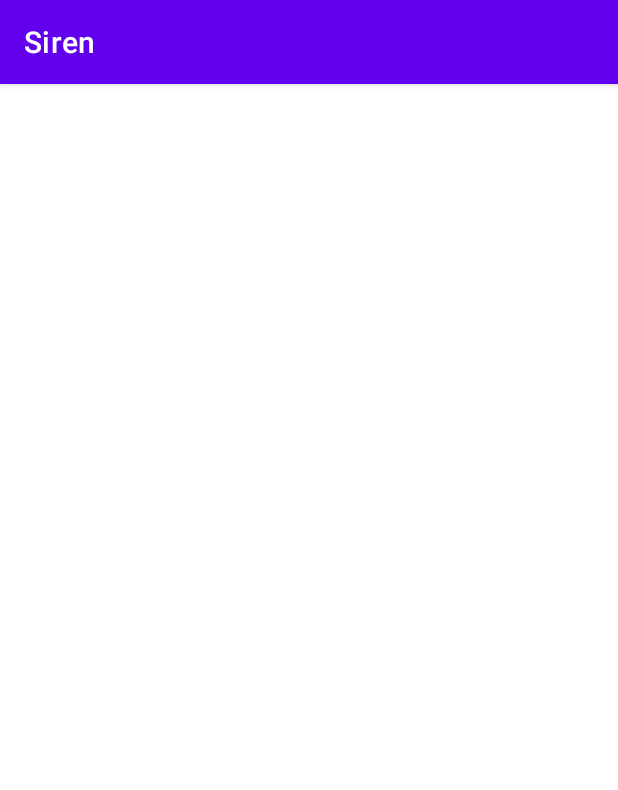
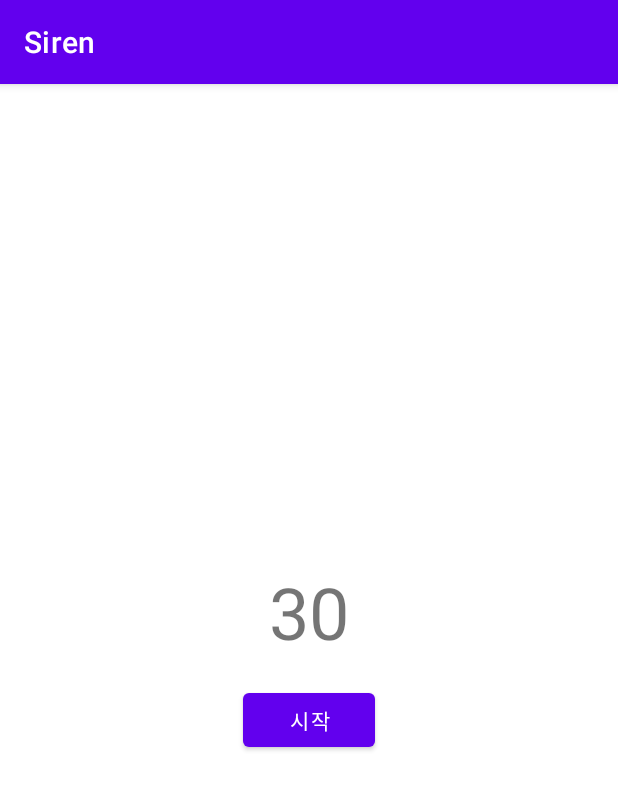
Before and after one commit to tkdgml822/siren, an Android app: the screen it shows after launch (MainActivity), on a phone screen of 412 x 824 dp. Shown: the top 790 px of the screen. Run offline under Robolectric (Android 15) with nearby library versions, the phone set to English and light mode, and no system bars.

Commit message:
타이머 설정

```diff
--- a/app/src/main/java/com/cookandroid/siren/MainActivity.java
+++ b/app/src/main/java/com/cookandroid/siren/MainActivity.java
@@ -1,14 +1,51 @@
 package com.cookandroid.siren;
 
 import androidx.appcompat.app.AppCompatActivity;
-
 import android.os.Bundle;
+import android.os.CountDownTimer;
+import android.view.View;
+import android.widget.Button;
+import android.widget.TextView;
 
 public class MainActivity extends AppCompatActivity {
+    private TextView timerTextView;
+    private Button startButton;
 
     @Override
     protected void onCreate(Bundle savedInstanceState) {
         super.onCreate(savedInstanceState);
         setContentView(R.layout.activity_main);
+
+        timerTextView = findViewById(R.id.timerTextView);
+        startButton = findViewById(R.id.startButton);
+
+        // 클릭 이벤트
+        startButton.setOnClickListener(new View.OnClickListener() {
+            @Override
+            public void onClick(View v) {
+                startTimer();
+                startButton.setEnabled(false);
+            }
+        });
+    }
+
+    private void startTimer() {
+        // new CountDownTimer(타이머 총 시간, 간격)
+        new CountDownTimer(30000, 1000) {
+            // onTick() :  간격마다 호출됨
+            @Override
+            public void onTick(long millisUntilFinished) {
+                // 남은 초 구하기
+                long secondsRemaining = millisUntilFinished / 1000;
+                timerTextView.setText(String.valueOf(secondsRemaining));
+            }
+
+            // 타이머 종료 이벤트
+            @Override
+            public void onFinish() {
+                timerTextView.setText("0");
+                startButton.setEnabled(true);
+            }
+        }.start();
     }
 }
--- a/app/src/main/res/layout/activity_main.xml
+++ b/app/src/main/res/layout/activity_main.xml
@@ -1,8 +1,25 @@
 <?xml version="1.0" encoding="utf-8"?>
-<androidx.constraintlayout.widget.ConstraintLayout xmlns:android="http://schemas.android.com/apk/res/android"
+<LinearLayout
+    xmlns:android="http://schemas.android.com/apk/res/android"
     xmlns:tools="http://schemas.android.com/tools"
     android:layout_width="match_parent"
     android:layout_height="match_parent"
-    tools:context=".MainActivity">
+    tools:context=".MainActivity"
+    android:orientation="vertical"
+    android:gravity="center">
 
-</androidx.constraintlayout.widget.ConstraintLayout>
+    <TextView
+        android:id="@+id/timerTextView"
+        android:layout_width="wrap_content"
+        android:layout_height="wrap_content"
+        android:text="@string/timer_default_value"
+        android:textSize="48sp"/>
+
+    <Button
+        android:id="@+id/startButton"
+        android:layout_width="wrap_content"
+        android:layout_height="wrap_content"
+        android:text="@string/timer_start_btn"
+        android:layout_marginTop="16dp"/>
+
+</LinearLayout>
--- a/app/src/main/res/values/strings.xml
+++ b/app/src/main/res/values/strings.xml
@@ -1,3 +1,5 @@
 <resources>
     <string name="app_name">Siren</string>
+    <string name="timer_default_value">30</string>
+    <string name="timer_start_btn">시작</string>
 </resources>
```
